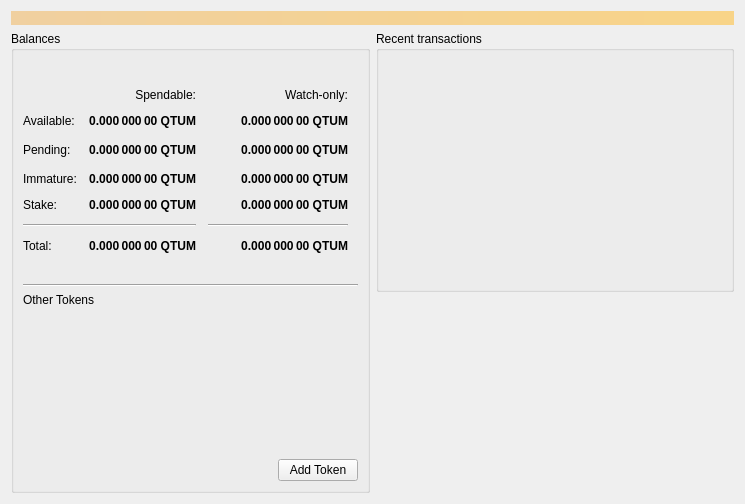
First picture: the form in src/qt/forms/overviewpage.ui, repository githubzon/qtum, before the edit.
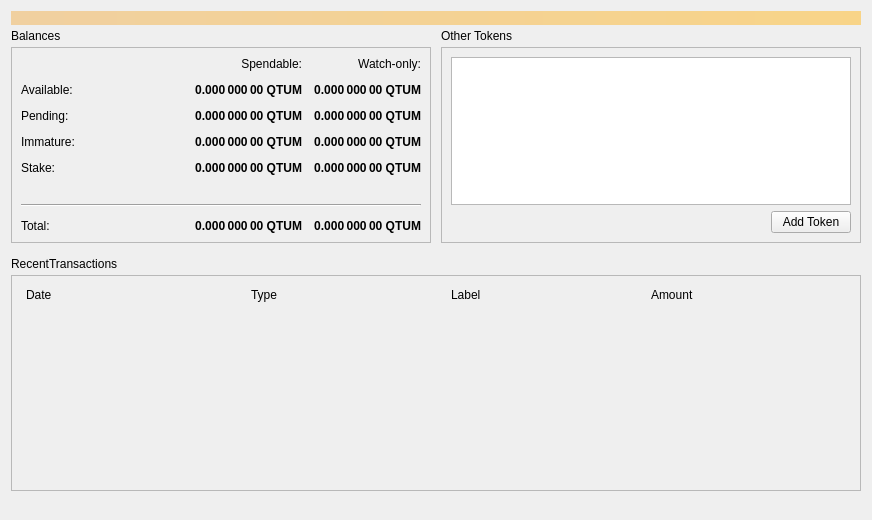
Second picture: the form after the edit. Icons and pictures are not drawn.

Commit message: Update overview page GUI.

What changed in the file:
```diff
--- a/src/qt/forms/overviewpage.ui
+++ b/src/qt/forms/overviewpage.ui
@@ -6,14 +6,17 @@
    <rect>
     <x>0</x>
     <y>0</y>
-    <width>745</width>
-    <height>504</height>
+    <width>872</width>
+    <height>520</height>
    </rect>
   </property>
   <property name="windowTitle">
    <string>Form</string>
   </property>
   <layout class="QVBoxLayout" name="topLayout">
+   <property name="spacing">
+    <number>0</number>
+   </property>
    <item>
     <widget class="QLabel" name="labelAlerts">
      <property name="visible">
@@ -34,20 +37,24 @@
     </widget>
    </item>
    <item>
-    <layout class="QHBoxLayout" name="horizontalLayout" stretch="1,1">
+    <layout class="QHBoxLayout" name="horizontalLayout">
+     <property name="spacing">
+      <number>0</number>
+     </property>
      <item>
-      <layout class="QVBoxLayout" name="verticalLayout_2">
+      <layout class="QVBoxLayout" name="verticalLayout_9">
+       <property name="spacing">
+        <number>0</number>
+       </property>
        <item>
-        <widget class="QGroupBox" name="groupBoxBalances">
-         <property name="title">
+        <layout class="QHBoxLayout" name="horizontalLayout_2">
+         <item>
+          <widget class="QLabel" name="labelBalances">
+           <property name="text">
           <string>Balances</string>
          </property>
-         <layout class="QVBoxLayout" name="verticalLayout">
-          <property name="spacing">
-           <number>6</number>
-          </property>
-          <item>
-           <layout class="QHBoxLayout" name="horizontalLayout_3">
+          </widget>
+         </item>
             <item>
              <widget class="QPushButton" name="labelWalletStatus">
               <property name="enabled">
@@ -97,11 +104,26 @@
            </layout>
           </item>
           <item>
+        <widget class="QFrame" name="frameBalances">
+         <property name="minimumSize">
+          <size>
+           <width>0</width>
+           <height>100</height>
+          </size>
+         </property>
+         <property name="frameShape">
+          <enum>QFrame::StyledPanel</enum>
+         </property>
+         <property name="frameShadow">
+          <enum>QFrame::Raised</enum>
+         </property>
+         <layout class="QVBoxLayout" name="verticalLayout_4">
+          <item>
            <layout class="QGridLayout" name="gridLayout">
             <property name="spacing">
              <number>12</number>
             </property>
-            <item row="2" column="2">
+            <item row="2" column="3">
              <widget class="QLabel" name="labelWatchPending">
               <property name="font">
                <font>
@@ -126,7 +148,7 @@
               </property>
              </widget>
             </item>
-            <item row="2" column="1">
+            <item row="2" column="2">
              <widget class="QLabel" name="labelUnconfirmed">
               <property name="font">
                <font>
@@ -152,64 +174,6 @@
              </widget>
             </item>
             <item row="3" column="2">
-             <widget class="QLabel" name="labelWatchImmature">
-              <property name="font">
-               <font>
-                <weight>75</weight>
-                <bold>true</bold>
-               </font>
-              </property>
-              <property name="cursor">
-               <cursorShape>IBeamCursor</cursorShape>
-              </property>
-              <property name="toolTip">
-               <string>Mined balance in watch-only addresses that has not yet matured</string>
-              </property>
-              <property name="text">
-               <string notr="true">0.000 000 00 QTUM</string>
-              </property>
-              <property name="alignment">
-               <set>Qt::AlignRight|Qt::AlignTrailing|Qt::AlignVCenter</set>
-              </property>
-              <property name="textInteractionFlags">
-               <set>Qt::LinksAccessibleByMouse|Qt::TextSelectableByKeyboard|Qt::TextSelectableByMouse</set>
-              </property>
-             </widget>
-            </item>
-            <item row="5" column="0" colspan="2">
-             <widget class="Line" name="line">
-              <property name="orientation">
-               <enum>Qt::Horizontal</enum>
-              </property>
-             </widget>
-            </item>
-            <item row="5" column="2">
-             <widget class="Line" name="lineWatchBalance">
-              <property name="sizePolicy">
-               <sizepolicy hsizetype="Preferred" vsizetype="Fixed">
-                <horstretch>0</horstretch>
-                <verstretch>0</verstretch>
-               </sizepolicy>
-              </property>
-              <property name="minimumSize">
-               <size>
-                <width>140</width>
-                <height>0</height>
-               </size>
-              </property>
-              <property name="orientation">
-               <enum>Qt::Horizontal</enum>
-              </property>
-             </widget>
-            </item>
-            <item row="6" column="0">
-             <widget class="QLabel" name="labelTotalText">
-              <property name="text">
-               <string>Total:</string>
-              </property>
-             </widget>
-            </item>
-            <item row="3" column="1">
              <widget class="QLabel" name="labelImmature">
               <property name="font">
                <font>
@@ -241,57 +205,7 @@
               </property>
              </widget>
             </item>
-            <item row="6" column="1">
-             <widget class="QLabel" name="labelTotal">
-              <property name="font">
-               <font>
-                <weight>75</weight>
-                <bold>true</bold>
-               </font>
-              </property>
-              <property name="cursor">
-               <cursorShape>IBeamCursor</cursorShape>
-              </property>
-              <property name="toolTip">
-               <string>Your current total balance</string>
-              </property>
-              <property name="text">
-               <string notr="true">0.000 000 00 QTUM</string>
-              </property>
-              <property name="alignment">
-               <set>Qt::AlignRight|Qt::AlignTrailing|Qt::AlignVCenter</set>
-              </property>
-              <property name="textInteractionFlags">
-               <set>Qt::LinksAccessibleByMouse|Qt::TextSelectableByKeyboard|Qt::TextSelectableByMouse</set>
-              </property>
-             </widget>
-            </item>
-            <item row="6" column="2">
-             <widget class="QLabel" name="labelWatchTotal">
-              <property name="font">
-               <font>
-                <weight>75</weight>
-                <bold>true</bold>
-               </font>
-              </property>
-              <property name="cursor">
-               <cursorShape>IBeamCursor</cursorShape>
-              </property>
-              <property name="toolTip">
-               <string>Current total balance in watch-only addresses</string>
-              </property>
-              <property name="text">
-               <string notr="true">0.000 000 00 QTUM</string>
-              </property>
-              <property name="alignment">
-               <set>Qt::AlignRight|Qt::AlignTrailing|Qt::AlignVCenter</set>
-              </property>
-              <property name="textInteractionFlags">
-               <set>Qt::LinksAccessibleByMouse|Qt::TextSelectableByKeyboard|Qt::TextSelectableByMouse</set>
-              </property>
-             </widget>
-            </item>
-            <item row="0" column="2">
+            <item row="0" column="3">
              <widget class="QLabel" name="labelWatchonly">
               <property name="text">
                <string>Watch-only:</string>
@@ -308,7 +222,7 @@
               </property>
              </widget>
             </item>
-            <item row="1" column="1">
+            <item row="1" column="2">
              <widget class="QLabel" name="labelBalance">
               <property name="font">
                <font>
@@ -333,7 +247,7 @@
               </property>
              </widget>
             </item>
-            <item row="1" column="2">
+            <item row="1" column="3">
              <widget class="QLabel" name="labelWatchAvailable">
               <property name="font">
                <font>
@@ -365,7 +279,7 @@
               </property>
              </widget>
             </item>
-            <item row="0" column="1">
+            <item row="0" column="2">
              <widget class="QLabel" name="labelSpendable">
               <property name="text">
                <string>Spendable:</string>
@@ -382,26 +296,26 @@
               </property>
              </widget>
             </item>
-            <item row="4" column="1">
-             <widget class="QLabel" name="labelStake">
-              <property name="font">
-               <font>
-                <weight>75</weight>
-                <bold>true</bold>
-               </font>
-              </property>
-              <property name="text">
-               <string>0.000 000 00 QTUM</string>
-              </property>
-              <property name="alignment">
-               <set>Qt::AlignRight|Qt::AlignTrailing|Qt::AlignVCenter</set>
-              </property>
-              <property name="textInteractionFlags">
-               <set>Qt::LinksAccessibleByMouse|Qt::TextSelectableByKeyboard|Qt::TextSelectableByMouse</set>
-              </property>
-             </widget>
-            </item>
             <item row="4" column="2">
+             <widget class="QLabel" name="labelStake">
+              <property name="font">
+               <font>
+                <weight>75</weight>
+                <bold>true</bold>
+               </font>
+              </property>
+              <property name="text">
+               <string>0.000 000 00 QTUM</string>
+              </property>
+              <property name="alignment">
+               <set>Qt::AlignRight|Qt::AlignTrailing|Qt::AlignVCenter</set>
+              </property>
+              <property name="textInteractionFlags">
+               <set>Qt::LinksAccessibleByMouse|Qt::TextSelectableByKeyboard|Qt::TextSelectableByMouse</set>
+              </property>
+             </widget>
+            </item>
+            <item row="4" column="3">
              <widget class="QLabel" name="labelWatchStake">
               <property name="font">
                <font>
@@ -420,49 +334,153 @@
               </property>
              </widget>
             </item>
-            <item row="2" column="3">
-             <spacer name="horizontalSpacer_2">
-              <property name="orientation">
-               <enum>Qt::Horizontal</enum>
+            <item row="3" column="3">
+             <widget class="QLabel" name="labelWatchImmature">
+              <property name="font">
+               <font>
+                <weight>75</weight>
+                <bold>true</bold>
+               </font>
               </property>
-              <property name="sizeHint" stdset="0">
-               <size>
-                <width>40</width>
-                <height>20</height>
-               </size>
+              <property name="cursor">
+               <cursorShape>IBeamCursor</cursorShape>
               </property>
-             </spacer>
+              <property name="toolTip">
+               <string>Mined balance in watch-only addresses that has not yet matured</string>
+              </property>
+              <property name="text">
+               <string notr="true">0.000 000 00 QTUM</string>
+              </property>
+              <property name="alignment">
+               <set>Qt::AlignRight|Qt::AlignTrailing|Qt::AlignVCenter</set>
+              </property>
+              <property name="textInteractionFlags">
+               <set>Qt::LinksAccessibleByMouse|Qt::TextSelectableByKeyboard|Qt::TextSelectableByMouse</set>
+              </property>
+             </widget>
             </item>
-           </layout>
-          </item>
-          <item>
-           <spacer name="verticalSpacer_3">
+            <item row="7" column="3">
+             <widget class="QLabel" name="labelWatchTotal">
+              <property name="font">
+               <font>
+                <weight>75</weight>
+                <bold>true</bold>
+               </font>
+              </property>
+              <property name="cursor">
+               <cursorShape>IBeamCursor</cursorShape>
+              </property>
+              <property name="toolTip">
+               <string>Current total balance in watch-only addresses</string>
+              </property>
+              <property name="text">
+               <string notr="true">0.000 000 00 QTUM</string>
+              </property>
+              <property name="alignment">
+               <set>Qt::AlignRight|Qt::AlignTrailing|Qt::AlignVCenter</set>
+              </property>
+              <property name="textInteractionFlags">
+               <set>Qt::LinksAccessibleByMouse|Qt::TextSelectableByKeyboard|Qt::TextSelectableByMouse</set>
+              </property>
+             </widget>
+            </item>
+            <item row="5" column="0" colspan="4">
+             <spacer name="verticalSpacer">
             <property name="orientation">
              <enum>Qt::Vertical</enum>
             </property>
+              <property name="sizeHint" stdset="0">
+               <size>
+                <width>20</width>
+                <height>40</height>
+               </size>
+              </property>
+             </spacer>
+            </item>
+            <item row="7" column="2">
+             <widget class="QLabel" name="labelTotal">
+              <property name="font">
+               <font>
+                <weight>75</weight>
+                <bold>true</bold>
+               </font>
+              </property>
+              <property name="cursor">
+               <cursorShape>IBeamCursor</cursorShape>
+              </property>
+              <property name="toolTip">
+               <string>Your current total balance</string>
+              </property>
+              <property name="text">
+               <string notr="true">0.000 000 00 QTUM</string>
+              </property>
+              <property name="alignment">
+               <set>Qt::AlignRight|Qt::AlignTrailing|Qt::AlignVCenter</set>
+              </property>
+              <property name="textInteractionFlags">
+               <set>Qt::LinksAccessibleByMouse|Qt::TextSelectableByKeyboard|Qt::TextSelectableByMouse</set>
+              </property>
+             </widget>
+            </item>
+            <item row="0" column="1" rowspan="5">
+             <spacer name="horizontalSpacer_5">
+              <property name="orientation">
+               <enum>Qt::Horizontal</enum>
+              </property>
+              <property name="sizeHint" stdset="0">
+               <size>
+                <width>40</width>
+                <height>20</height>
+               </size>
+              </property>
+             </spacer>
+            </item>
+            <item row="7" column="0">
+             <widget class="QLabel" name="labelTotalText">
+              <property name="text">
+               <string>Total:        </string>
+              </property>
+             </widget>
+            </item>
+            <item row="6" column="0" colspan="4">
+             <widget class="Line" name="hLine">
+              <property name="orientation">
+               <enum>Qt::Horizontal</enum>
+              </property>
+             </widget>
+            </item>
+           </layout>
+          </item>
+         </layout>
+        </widget>
+       </item>
+      </layout>
+     </item>
+     <item>
+      <spacer name="horizontalSpacer_6">
+       <property name="orientation">
+        <enum>Qt::Horizontal</enum>
+       </property>
             <property name="sizeType">
              <enum>QSizePolicy::Fixed</enum>
             </property>
             <property name="sizeHint" stdset="0">
              <size>
-              <width>20</width>
-              <height>25</height>
+         <width>10</width>
+         <height>20</height>
              </size>
             </property>
            </spacer>
           </item>
           <item>
-           <widget class="Line" name="line_2">
-            <property name="orientation">
-             <enum>Qt::Horizontal</enum>
-            </property>
-           </widget>
-          </item>
+      <layout class="QVBoxLayout" name="verticalLayout_7">
           <item>
            <layout class="QVBoxLayout" name="verticalLayout_5">
             <property name="spacing">
-             <number>12</number>
-            </property>
+          <number>0</number>
+         </property>
+         <item>
+          <layout class="QHBoxLayout" name="horizontalLayout_4">
             <item>
              <widget class="QLabel" name="labelTokens">
               <property name="text">
@@ -471,26 +489,66 @@
              </widget>
             </item>
             <item>
-             <layout class="QHBoxLayout" name="horizontalLayout_4">
-              <property name="leftMargin">
-               <number>10</number>
-              </property>
-              <property name="rightMargin">
-               <number>10</number>
-              </property>
+            <widget class="QPushButton" name="labelTokenStatus">
+             <property name="maximumSize">
+              <size>
+               <width>30</width>
+               <height>16777215</height>
+              </size>
+             </property>
+             <property name="toolTip">
+              <string>The displayed information may be out of date. Your wallet automatically synchronizes with the Qtum network after a connection is established, but this process has not completed yet.</string>
+             </property>
+             <property name="text">
+              <string/>
+             </property>
+             <property name="iconSize">
+              <size>
+               <width>24</width>
+               <height>24</height>
+              </size>
+             </property>
+             <property name="flat">
+              <bool>true</bool>
+             </property>
+            </widget>
+           </item>
+           <item>
+            <spacer name="horizontalSpacer_7">
+             <property name="orientation">
+              <enum>Qt::Horizontal</enum>
+             </property>
+             <property name="sizeHint" stdset="0">
+              <size>
+               <width>40</width>
+               <height>20</height>
+              </size>
+             </property>
+            </spacer>
+           </item>
+          </layout>
+         </item>
+         <item>
+          <widget class="QFrame" name="frameOtherTokens">
+           <property name="minimumSize">
+            <size>
+             <width>0</width>
+             <height>100</height>
+            </size>
+           </property>
+           <property name="frameShape">
+            <enum>QFrame::StyledPanel</enum>
+           </property>
+           <property name="frameShadow">
+            <enum>QFrame::Raised</enum>
+           </property>
+           <layout class="QVBoxLayout" name="verticalLayout_10">
               <item>
                <widget class="QListView" name="listTokens">
                 <property name="enabled">
                  <bool>true</bool>
                 </property>
-                <property name="styleSheet">
-                 <string notr="true">QListView { background: transparent; }</string>
-                </property>
-               </widget>
-              </item>
-             </layout>
-            </item>
-           </layout>
+             </widget>
           </item>
           <item>
            <layout class="QHBoxLayout" name="horizontalLayout_5">
@@ -519,49 +577,37 @@
          </layout>
         </widget>
        </item>
+        </layout>
+       </item>
+      </layout>
+     </item>
+    </layout>
+   </item>
        <item>
-        <spacer name="verticalSpacer">
+    <spacer name="verticalSpacer_4">
          <property name="orientation">
           <enum>Qt::Vertical</enum>
          </property>
+     <property name="sizeType">
+      <enum>QSizePolicy::Fixed</enum>
+     </property>
          <property name="sizeHint" stdset="0">
           <size>
            <width>20</width>
-           <height>40</height>
+       <height>10</height>
           </size>
          </property>
         </spacer>
        </item>
-      </layout>
+   <item>
+    <layout class="QHBoxLayout" name="horizontalLayout_6">
+     <item>
+      <widget class="QLabel" name="labelRecentTransactions">
+       <property name="text">
+        <string>RecentTransactions</string>
+       </property>
+      </widget>
      </item>
-     <item>
-      <layout class="QVBoxLayout" name="verticalLayout_3">
-       <item>
-        <widget class="QGroupBox" name="groupBoxRecent">
-         <property name="sizePolicy">
-          <sizepolicy hsizetype="Expanding" vsizetype="Preferred">
-           <horstretch>0</horstretch>
-           <verstretch>0</verstretch>
-          </sizepolicy>
-         </property>
-         <property name="title">
-          <string>Recent transactions</string>
-         </property>
-         <layout class="QVBoxLayout" name="verticalLayout_4">
-          <property name="leftMargin">
-           <number>0</number>
-          </property>
-          <property name="rightMargin">
-           <number>0</number>
-          </property>
-          <item>
-           <layout class="QHBoxLayout" name="horizontalLayout_2">
-            <property name="leftMargin">
-             <number>9</number>
-            </property>
-            <property name="rightMargin">
-             <number>9</number>
-            </property>
             <item>
              <widget class="QPushButton" name="labelTransactionsStatus">
               <property name="enabled">
@@ -611,6 +657,74 @@
            </layout>
           </item>
           <item>
+    <layout class="QVBoxLayout" name="verticalLayout_3">
+     <item>
+      <widget class="QFrame" name="frameRecentTransactions">
+       <property name="frameShape">
+        <enum>QFrame::StyledPanel</enum>
+       </property>
+       <property name="frameShadow">
+        <enum>QFrame::Raised</enum>
+       </property>
+       <layout class="QVBoxLayout" name="verticalLayout_8">
+        <item>
+         <layout class="QHBoxLayout" name="horizontalLayout_3">
+          <property name="spacing">
+           <number>5</number>
+          </property>
+          <property name="leftMargin">
+           <number>5</number>
+          </property>
+          <property name="rightMargin">
+           <number>5</number>
+          </property>
+          <item>
+           <widget class="QLabel" name="labelDate">
+            <property name="text">
+             <string>Date</string>
+            </property>
+           </widget>
+          </item>
+          <item>
+           <spacer name="horizontalSpacer_2">
+            <property name="orientation">
+             <enum>Qt::Horizontal</enum>
+            </property>
+            <property name="sizeType">
+             <enum>QSizePolicy::Fixed</enum>
+            </property>
+            <property name="sizeHint" stdset="0">
+             <size>
+              <width>25</width>
+              <height>20</height>
+             </size>
+            </property>
+           </spacer>
+          </item>
+          <item>
+           <widget class="QLabel" name="labelType">
+            <property name="text">
+             <string>Type</string>
+            </property>
+           </widget>
+          </item>
+          <item>
+           <widget class="QLabel" name="labelAddress">
+            <property name="text">
+             <string>Label</string>
+            </property>
+           </widget>
+          </item>
+          <item>
+           <widget class="QLabel" name="labelAmount">
+            <property name="text">
+             <string>Amount</string>
+            </property>
+           </widget>
+          </item>
+         </layout>
+        </item>
+        <item>
            <widget class="QListView" name="listTransactions">
             <property name="styleSheet">
              <string notr="true">QListView { background: transparent; }</string>
@@ -647,8 +761,6 @@
           </size>
          </property>
         </spacer>
-       </item>
-      </layout>
      </item>
     </layout>
    </item>
```
Lines whose indentation alone changed are shown as unchanged. The commit also changes 2 other files.
